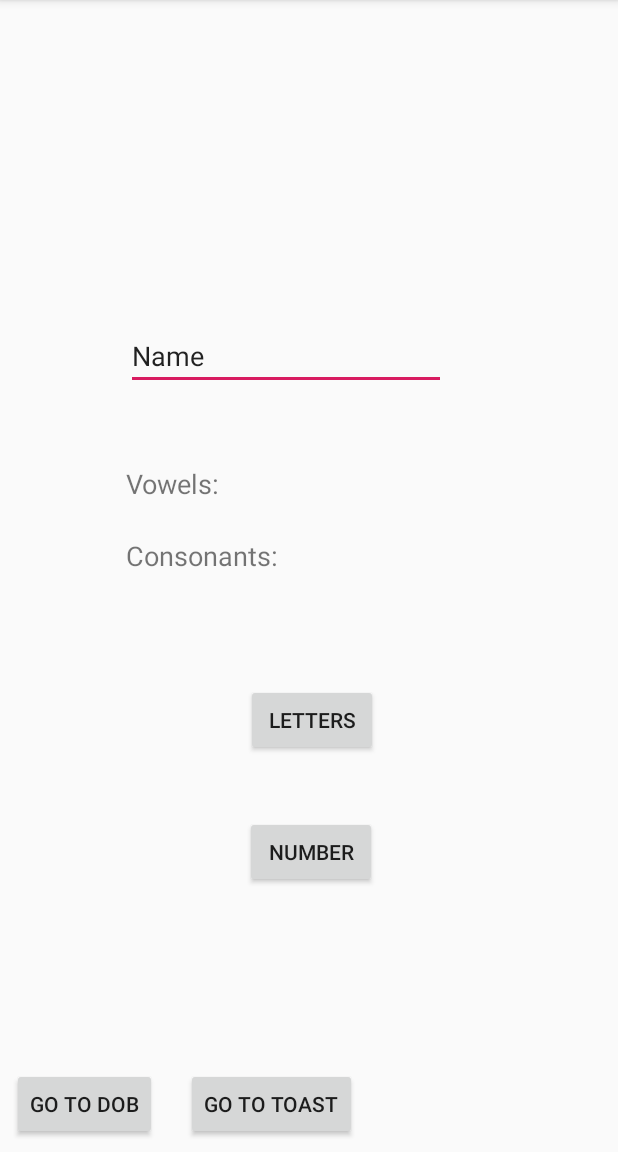
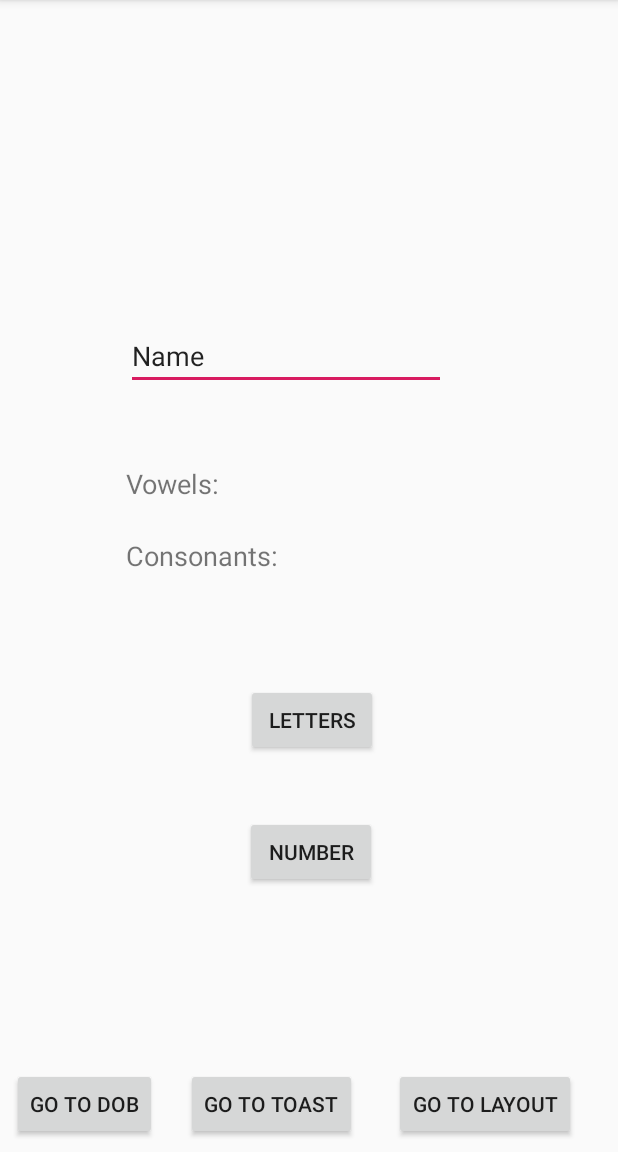
Before and after one commit to vatanak10/Mobile_Application, an Android app: the screen it shows after launch (MainActivity), on a phone screen of 412 x 824 dp, the part 84-1236 px from its top. Run offline under Robolectric (Android 15) with nearby library versions, the phone set to English and light mode, and no system bars.

Commit message:
added new Intent

```diff
--- a/app/src/main/java/com/example/myapplication/Linear_Layout.kt
+++ b/app/src/main/java/com/example/myapplication/Linear_Layout.kt
@@ -1,7 +1,9 @@
 package com.example.myapplication
 
+import android.content.Intent
 import androidx.appcompat.app.AppCompatActivity
 import android.os.Bundle
+import android.view.View
 
 class Linear_Layout : AppCompatActivity() {
 
@@ -9,4 +11,8 @@ class Linear_Layout : AppCompatActivity() {
         super.onCreate(savedInstanceState)
         setContentView(R.layout.activity_linear__layout)
     }
+    fun next(view: View){
+        var intent = Intent(this, Relative_Layout::class.java)
+        startActivity(intent)
+    }
 }
--- a/app/src/main/java/com/example/myapplication/MainActivity.kt
+++ b/app/src/main/java/com/example/myapplication/MainActivity.kt
@@ -51,5 +51,10 @@ class MainActivity : AppCompatActivity() {
             var intent =  Intent(this, Toast_Message::class.java)
             startActivity(intent)
         }
+
+        layout.setOnClickListener {
+            var intent =  Intent(this, Linear_Layout::class.java)
+            startActivity(intent)
+        }
     }
 }
--- a/app/src/main/res/layout/activity_main.xml
+++ b/app/src/main/res/layout/activity_main.xml
@@ -82,4 +82,10 @@
             android:layout_height="wrap_content"
             android:id="@+id/toast" app:layout_constraintStart_toStartOf="@+id/dob" android:layout_marginStart="116dp"
             android:layout_marginBottom="8dp" app:layout_constraintBottom_toBottomOf="parent"/>
+    <Button
+            android:text="Go to Layout"
+            android:layout_width="wrap_content"
+            android:layout_height="wrap_content"
+            android:id="@+id/layout" app:layout_constraintEnd_toEndOf="parent" android:layout_marginEnd="28dp"
+            android:layout_marginBottom="8dp" app:layout_constraintBottom_toBottomOf="parent"/>
 </androidx.constraintlayout.widget.ConstraintLayout>
--- a/app/src/main/res/layout/activity_relative__layout.xml
+++ b/app/src/main/res/layout/activity_relative__layout.xml
@@ -23,7 +23,7 @@
             android:text="Your ID"
             android:textSize="20dp"
             android:layout_centerHorizontal="true"
-            android:background="@color/vatanak"
+            android:background="@color/magenta"
     />
 
 </RelativeLayout>
--- a/app/src/main/res/values/colors.xml
+++ b/app/src/main/res/values/colors.xml
@@ -3,5 +3,6 @@
     <color name="colorPrimary">#008577</color>
     <color name="colorPrimaryDark">#00574B</color>
     <color name="colorAccent">#D81B60</color>
-    <color name="vatanak">#999</color>
+    <color name="magenta">#FF00FF</color>
+    <color name="pink">#FFC0CB</color>
 </resources>
```
Also changed, not shown: app/src/main/res/layout/activity_linear__layout.xml (+15 -3 lines).
